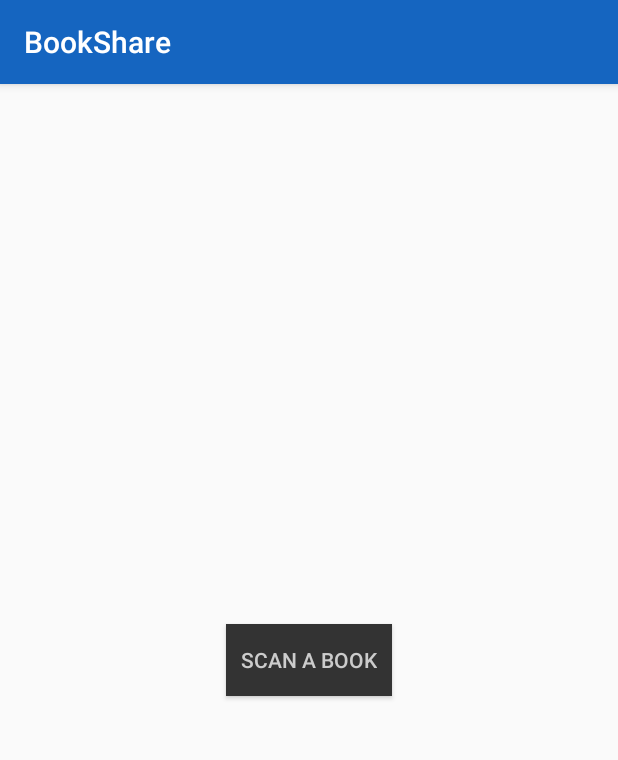
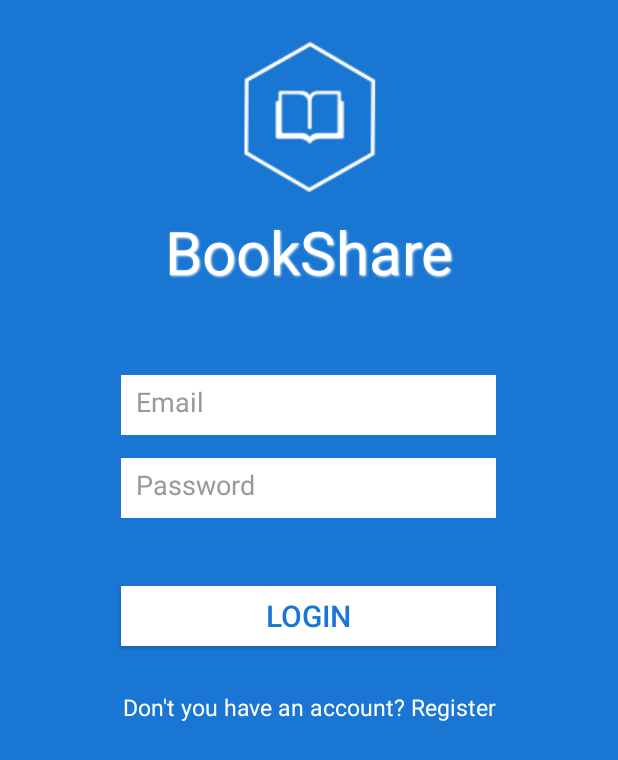
Before and after one commit to alessioros/BookShare, an Android app: the screen it shows after launch (MainActivity before the commit, LoginActivity after it), on a phone screen of 412 x 824 dp. Shown: the top 760 px of the screen. Run offline under Robolectric (Android 15) with nearby library versions, the phone set to English and light mode, and no system bars; 2 statements that could not run were skipped.

Commit message:
graphic and login

```diff
--- a/app/src/main/java/it/polimi/dima/bookshare/SplashScreen.java
+++ b/app/src/main/java/it/polimi/dima/bookshare/SplashScreen.java
@@ -1,14 +1,14 @@
 package it.polimi.dima.bookshare;
 
-import android.app.Activity;
 import android.content.Intent;
 import android.os.Bundle;
 import android.os.Handler;
+import android.support.v7.app.AppCompatActivity;
 import android.view.View;
 
-import it.polimi.dima.bookshare.activities.MainActivity;
+import it.polimi.dima.bookshare.activities.LoginActivity;
 
-public class SplashScreen extends Activity {
+public class SplashScreen extends AppCompatActivity {
 
     // Splash screen timer
     private static int SPLASH_TIME_OUT = 2000;
@@ -33,12 +33,10 @@ public class SplashScreen extends Activity {
 
             @Override
             public void run() {
-                // This method will be executed once the timer is over
-                // Start your app main activity
-                Intent i = new Intent(SplashScreen.this, MainActivity.class);
+
+                Intent i = new Intent(SplashScreen.this, LoginActivity.class);
                 startActivity(i);
 
-                // close this activity
                 finish();
             }
         }, SPLASH_TIME_OUT);
--- /dev/null
+++ b/app/src/main/java/it/polimi/dima/bookshare/activities/LoginActivity.java
@@ -0,0 +1,49 @@
+package it.polimi.dima.bookshare.activities;
+
+import android.content.Intent;
+import android.graphics.Typeface;
+import android.support.v7.app.AppCompatActivity;
+import android.os.Bundle;
+import android.support.v7.widget.Toolbar;
+import android.view.View;
+import android.widget.Button;
+import android.widget.EditText;
+import android.widget.ImageView;
+import android.widget.TextView;
+
+import it.polimi.dima.bookshare.R;
+
+public class LoginActivity extends AppCompatActivity {
+
+    @Override
+    protected void onCreate(Bundle savedInstanceState) {
+        super.onCreate(savedInstanceState);
+        setContentView(R.layout.activity_login);
+
+        TextView title = (TextView) findViewById(R.id.logo);
+        EditText email = (EditText) findViewById(R.id.email);
+        EditText password = (EditText) findViewById(R.id.password);
+        TextView register = (TextView) findViewById(R.id.register);
+
+        Typeface zaguatica = Typeface.createFromAsset(getAssets(), "fonts/zaguatica-Bold.otf");
+        Typeface aller = Typeface.createFromAsset(getAssets(), "fonts/Aller_Rg.ttf");
+
+        title.setTypeface(zaguatica);
+        email.setTypeface(aller);
+        password.setTypeface(aller);
+        register.setTypeface(aller);
+
+        Button login = (Button) findViewById(R.id.login_button);
+
+        login.setOnClickListener(new View.OnClickListener() {
+            @Override
+            public void onClick(View v) {
+
+                Intent intent = new Intent(LoginActivity.this, MainActivity.class);
+                startActivity(intent);
+
+                LoginActivity.this.finish();
+            }
+        });
+    }
+}
--- /dev/null
+++ b/app/src/main/res/layout/activity_login.xml
@@ -0,0 +1,85 @@
+<?xml version="1.0" encoding="utf-8"?>
+<RelativeLayout xmlns:android="http://schemas.android.com/apk/res/android"
+    xmlns:tools="http://schemas.android.com/tools"
+    android:layout_width="match_parent"
+    android:layout_height="match_parent"
+    android:layout_gravity="center"
+    tools:context="it.polimi.dima.bookshare.activities.LoginActivity"
+    android:background="@color/colorPrimaryLight">
+
+    <ImageView
+        android:id="@+id/logo_image"
+        android:layout_width="125dp"
+        android:layout_height="125dp"
+        android:layout_marginTop="15dp"
+        android:layout_alignParentTop="true"
+        android:layout_centerHorizontal="true"
+        android:src="@mipmap/ic_bookshare_tr" />
+
+    <TextView
+        android:id="@+id/logo"
+        android:layout_width="match_parent"
+        android:layout_height="wrap_content"
+        android:layout_below="@+id/logo_image"
+        android:text="@string/app_name"
+        android:textSize="40sp"
+        android:textAlignment="center"
+        android:textColor="@color/white"
+        android:textStyle="bold"
+        android:shadowColor="@color/white"
+        android:shadowRadius="1.5"
+        android:shadowDx="1"
+        android:shadowDy="1" />
+
+    <EditText
+        android:id="@+id/email"
+        android:hint="@string/email"
+        android:inputType="textEmailAddress"
+        android:textColor="@color/input_login"
+        android:textColorHint="@color/input_login_hint"
+        android:layout_marginTop="55dp"
+        android:layout_centerHorizontal="true"
+        android:padding="@dimen/input_padding"
+        android:layout_below="@id/logo"
+        android:background="@color/white"
+        android:layout_width="@dimen/login_input"
+        android:layout_height="@dimen/input_height" />
+
+    <EditText
+        android:id="@+id/password"
+        android:hint="@string/password"
+        android:inputType="textPassword"
+        android:textColor="@color/input_login"
+        android:textColorHint="@color/input_login_hint"
+        android:layout_marginTop="15dp"
+        android:layout_below="@id/email"
+        android:background="@color/white"
+        android:padding="@dimen/input_padding"
+        android:layout_centerHorizontal="true"
+        android:layout_width="@dimen/login_input"
+        android:layout_height="@dimen/input_height" />
+
+    <Button
+        android:id="@+id/login_button"
+        android:layout_marginTop="45dp"
+        android:layout_below="@id/password"
+        android:layout_width="@dimen/login_input"
+        android:layout_height="@dimen/input_height"
+        android:layout_centerHorizontal="true"
+        android:text="@string/login"
+        android:background="@color/white"
+        android:textColor="@color/colorPrimaryLight"
+        android:textSize="20sp" />
+
+    <TextView
+        android:id="@+id/register"
+        android:layout_width="wrap_content"
+        android:layout_height="wrap_content"
+        android:layout_below="@id/login_button"
+        android:layout_marginTop="30dp"
+        android:text="@string/register"
+        android:textAlignment="center"
+        android:textColor="@color/white"
+        android:textSize="15sp"
+        android:layout_centerHorizontal="true" />
+</RelativeLayout>
--- a/app/src/main/res/values/colors.xml
+++ b/app/src/main/res/values/colors.xml
@@ -1,8 +1,13 @@
 <?xml version="1.0" encoding="utf-8"?>
 <resources>
     <color name="colorPrimary">#1565C0</color>
+    <color name="colorPrimaryLight">#1976D2</color>
     <color name="colorPrimaryDark">#0D47A1</color>
     <color name="colorAccent">#1976D2</color>
+    <color name="input_login">#222222</color>
+    <color name="input_login_hint">#999999</color>
+    <color name="white">#FFFFFF</color>
+    <color name="black">#000000</color>
 
     <color name="black_overlay">#66000000</color>
 </resources>
--- a/app/src/main/res/values/dimens.xml
+++ b/app/src/main/res/values/dimens.xml
@@ -2,4 +2,7 @@
     <!-- Default screen margins, per the Android Design guidelines. -->
     <dimen name="activity_horizontal_margin">16dp</dimen>
     <dimen name="activity_vertical_margin">16dp</dimen>
+    <dimen name="login_input">250dp</dimen>
+    <dimen name="input_padding">10dp</dimen>
+    <dimen name="input_height">40dp</dimen>
 </resources>
--- a/app/src/main/res/values/strings.xml
+++ b/app/src/main/res/values/strings.xml
@@ -1,4 +1,10 @@
 <resources>
     <string name="app_name">BookShare</string>
     <string name="scan">Scan a Book</string>
+    <string name="search">Search</string>
+    <string name="email">Email</string>
+    <string name="password">Password</string>
+    <string name="login">Login</string>
+    <string name="register">Don\'t you have an account? Register</string>
+
 </resources>
```
Also changed, not shown: app/src/main/AndroidManifest.xml (+17 -7 lines), app/src/main/res/layout/content_main.xml (+38 -5 lines), app/src/main/res/mipmap-hdpi/ic_bookshare_ne.png (added), app/src/main/res/mipmap-hdpi/ic_bookshare_tr.png (added), app/src/main/res/mipmap-mdpi/ic_bookshare_ne.png (added), app/src/main/res/mipmap-mdpi/ic_bookshare_tr.png (added), app/src/main/res/mipmap-xhdpi/ic_bookshare_ne.png (added), app/src/main/res/mipmap-xhdpi/ic_bookshare_tr.png (added), app/src/main/res/mipmap-xxhdpi/ic_bookshare_ne.png (added), app/src/main/res/mipmap-xxhdpi/ic_bookshare_tr.png (added), app/src/main/res/mipmap-xxxhdpi/ic_bookshare_ne.png (added), app/src/main/res/mipmap-xxxhdpi/ic_bookshare_tr.png (added), app/src/main/res/zaguatica-Bold.otf (added).
